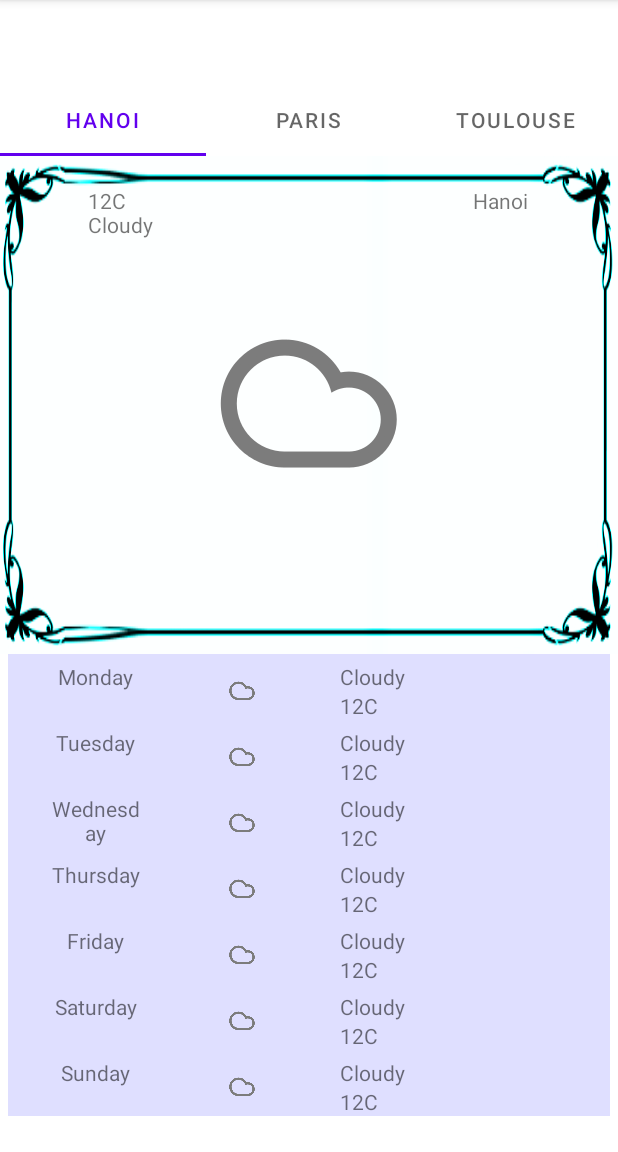
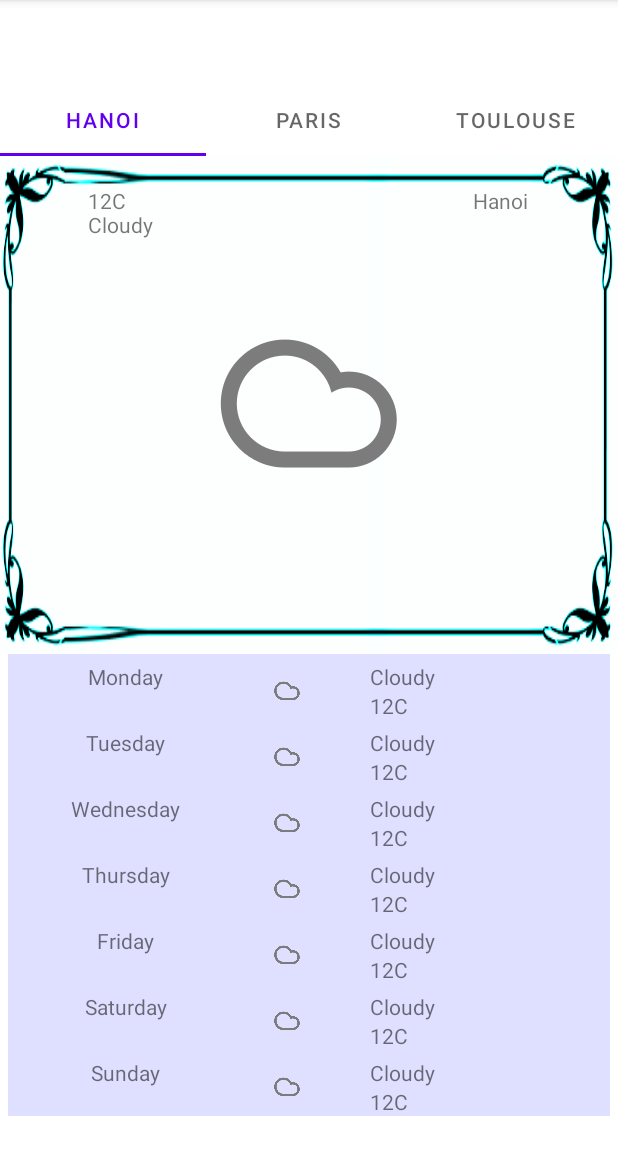
Before and after one commit to miatran1109/androiddev2021, an Android app: the screen it shows after launch (WeatherActivity), after a tap on "refresh", on a phone screen of 412 x 824 dp, the part 84-1236 px from its top. Run offline under Robolectric (Android 15) with nearby library versions, the phone set to English and light mode, and no system bars.

Commit message:
Prac 15: «Upgrade» your previous

```diff
--- a/app/src/main/AndroidManifest.xml
+++ b/app/src/main/AndroidManifest.xml
@@ -1,6 +1,7 @@
 <?xml version="1.0" encoding="utf-8"?>
 <manifest xmlns:android="http://schemas.android.com/apk/res/android"
     package="vn.edu.usth.usthweather">
+    <uses-permission android:name="android.permission.INTERNET"/>
 
     <application
         android:allowBackup="true"
--- a/app/src/main/java/vn/edu/usth/usthweather/WeatherActivity.java
+++ b/app/src/main/java/vn/edu/usth/usthweather/WeatherActivity.java
@@ -8,6 +8,8 @@ import androidx.viewpager.widget.PagerAdapter;
 import androidx.viewpager.widget.ViewPager;
 
 import android.graphics.Bitmap;
+import android.graphics.BitmapFactory;
+import android.media.Image;
 import android.os.AsyncTask;
 import android.os.Build;
 import android.os.Handler;
@@ -22,12 +24,16 @@ import android.content.Context;
 import android.media.MediaPlayer;
 import android.os.Bundle;
 import android.util.Log;
+import android.widget.ImageView;
 import android.widget.Toast;
 
 import com.google.android.material.tabs.TabLayout;
 
 import java.io.IOException;
 import java.io.InputStream;
+import java.net.HttpURLConnection;
+import java.net.MalformedURLException;
+import java.net.URL;
 
 public class WeatherActivity extends AppCompatActivity {
 
@@ -35,16 +41,6 @@ public class WeatherActivity extends AppCompatActivity {
     protected void onCreate(Bundle savedInstanceState) {
         super.onCreate(savedInstanceState);
         setContentView(R.layout.activity_weather);
-
-//        WeatherFragment weatherFragment = new WeatherFragment();
-//
-//        getSupportFragmentManager().beginTransaction()
-//                .add(android.R.id.content, weatherFragment).commit();
-//
-//        ForecastFragment forecastFragment = new ForecastFragment();
-//
-//        getSupportFragmentManager().beginTransaction()
-//                .add(android.R.id.content, forecastFragment).commit();
 
         PagerAdapter adapter = new HomeFragmentPagerAdapter(
                 getSupportFragmentManager());
@@ -70,38 +66,7 @@ public class WeatherActivity extends AppCompatActivity {
         switch (item.getItemId()) {
             case R.id.action_refresh:
             {
-                AsyncTask<String, Integer, Bitmap> task = new AsyncTask<String, Integer, Bitmap>() {
-                    @Override
-                    protected void onPreExecute() {
-                        // do some preparation here, if needed
-                    }
-                    @Override
-                    protected Bitmap doInBackground(String... params) {
-                        // This is where the worker thread's code is executed
-                        // params are passed from the execute() method call
-                        try {
-                            Thread.sleep(1000);
-                        } catch (InterruptedException e) {
-                            e.printStackTrace();
-                        }
-                        return null;
-                    }
-                    @Override
-                    protected void onProgressUpdate(Integer... values) {
-                        // This method is called in the main thread, so it's possible
-                        // to update UI to reflect the worker thread progress here.
-                        // In a network access task, this should update a progress bar
-                        // to reflect how many percent of data has been retrieved
-                    }
-                    @Override
-                    protected void onPostExecute(Bitmap bitmap) {
-                        // This method is called in the main thread. After #doInBackground returns
-                        // the bitmap data, we simply set it to an ImageView using ImageView.setImageBitmap()
-                        //                // Assume that we got our data from server
-                        Toast.makeText(getApplicationContext(), "some sample json here", Toast.LENGTH_SHORT).show();
-                    }
-                };
-                task.execute("http://ict.usth.edu.vn/wp-content/uploads/usth/usthlogo.png");
+                new task().execute();
                 return true;
             }
             case R.id.action_settings:
@@ -116,4 +81,37 @@ public class WeatherActivity extends AppCompatActivity {
         return false;
     }
 
+    private class task extends AsyncTask<URL, Void, Bitmap>{
+        Bitmap bitmap;
+        @Override
+        protected Bitmap doInBackground(URL... urls) {
+
+            try {
+                URL url = new URL("https://usth.edu.vn/uploads/logo_1_vi_1.png");
+                HttpURLConnection connection = (HttpURLConnection) url.openConnection();
+                connection.setRequestMethod("GET");
+                connection.setDoInput(true);
+                connection.connect();
+
+                int response = connection.getResponseCode();
+                Log.i("USTH Weather", "The response is: "+response);
+
+                InputStream is = connection.getInputStream();
+                bitmap = BitmapFactory.decodeStream(is);
+
+                connection.disconnect();
+            } catch (MalformedURLException e) {
+                e.printStackTrace();
+            } catch (IOException e) {
+                e.printStackTrace();
+            }
+            return bitmap;
+        }
+
+        @Override
+        protected void onPostExecute(Bitmap bitmap){
+            ImageView logo = (ImageView) findViewById(R.id.logo);
+            logo.setImageBitmap(bitmap);
+        }
+    }
 }
--- a/app/src/main/res/layout/activity_weather.xml
+++ b/app/src/main/res/layout/activity_weather.xml
@@ -4,19 +4,17 @@
     android:layout_width="match_parent"
     android:layout_height="match_parent"
     android:orientation="vertical">
+
     <com.google.android.material.tabs.TabLayout
         android:id="@+id/tab"
         android:layout_width="match_parent"
-        android:layout_height="wrap_content"
-        android:layout_gravity="top"/>
+        android:layout_height="wrap_content" />
     <androidx.viewpager.widget.ViewPager
         xmlns:tools="http://schemas.android.com/tools"
         android:layout_width="match_parent"
         android:layout_height="match_parent"
         android:id="@+id/pager"
         android:orientation="vertical">
-
-
         <fragment
             android:name="vn.edu.usth.usthweather.WeatherAndForecastFragment"
             android:layout_width="match_parent"
--- a/app/src/main/res/layout/fragment_forecast.xml
+++ b/app/src/main/res/layout/fragment_forecast.xml
@@ -1,13 +1,21 @@
 <?xml version="1.0" encoding="utf-8"?>
-<LinearLayout xmlns:android="http://schemas.android.com/apk/res/android"
+<RelativeLayout xmlns:android="http://schemas.android.com/apk/res/android"
     xmlns:tools="http://schemas.android.com/tools"
     android:id="@+id/forecast_fragment"
     android:layout_width="match_parent"
-    android:layout_height="match_parent"
+    android:layout_height="wrap_content"
     android:orientation="vertical"
     tools:context=".ForecastFragment">
 
+       <ImageView
+           android:layout_width="wrap_content"
+           android:layout_height="wrap_content"
+           android:layout_centerInParent="true"
+           android:id="@+id/logo"/>
        <!-- TODO: Update blank fragment layout -->
+       <ScrollView
+           android:layout_width="match_parent"
+           android:layout_height="wrap_content">
            <LinearLayout
                android:layout_width="match_parent"
                android:layout_height="wrap_content"
@@ -24,7 +32,7 @@
                    android:orientation="horizontal">
 
                    <TextView
-                android:layout_width="100dp"
+                       android:layout_width="150dp"
                        android:layout_height="wrap_content"
                        android:layout_weight="1"
                        android:gravity="center_horizontal"
@@ -66,7 +74,7 @@
                    android:orientation="horizontal">
 
                    <TextView
-                android:layout_width="100dp"
+                       android:layout_width="150dp"
                        android:layout_height="wrap_content"
                        android:layout_weight="1"
                        android:gravity="center_horizontal"
@@ -108,7 +116,7 @@
                    android:orientation="horizontal">
 
                    <TextView
-                android:layout_width="100dp"
+                       android:layout_width="150dp"
                        android:layout_height="wrap_content"
                        android:layout_weight="1"
                        android:gravity="center_horizontal"
@@ -150,7 +158,7 @@
                    android:orientation="horizontal">
 
                    <TextView
-                android:layout_width="100dp"
+                       android:layout_width="150dp"
                        android:layout_height="wrap_content"
                        android:layout_weight="1"
                        android:gravity="center_horizontal"
@@ -192,7 +200,7 @@
                    android:orientation="horizontal">
 
                    <TextView
-                android:layout_width="100dp"
+                       android:layout_width="150dp"
                        android:layout_height="wrap_content"
                        android:layout_weight="1"
                        android:gravity="center_horizontal"
@@ -234,7 +242,7 @@
                    android:orientation="horizontal">
 
                    <TextView
-                android:layout_width="100dp"
+                       android:layout_width="150dp"
                        android:layout_height="wrap_content"
                        android:layout_weight="1"
                        android:gravity="center_horizontal"
@@ -276,7 +284,7 @@
                    android:orientation="horizontal">
 
                    <TextView
-                android:layout_width="100dp"
+                       android:layout_width="150dp"
                        android:layout_height="wrap_content"
                        android:layout_weight="1"
                        android:gravity="center_horizontal"
@@ -312,4 +320,6 @@
 
 
            </LinearLayout>
-</LinearLayout>
+       </ScrollView>
+
+</RelativeLayout>
--- a/app/src/main/res/menu/main.xml
+++ b/app/src/main/res/menu/main.xml
@@ -4,7 +4,7 @@
         android:id="@+id/action_refresh"
         android:icon="@drawable/ic_baseline_refresh_24"
         android:title="refresh"
-        app:showAsAction="always" />
+        app:showAsAction="ifRoom" />
     <item
         android:id="@+id/action_settings"
         android:icon="@drawable/ic_baseline_settings_24"
```
Lines whose indentation alone changed are shown as unchanged.
